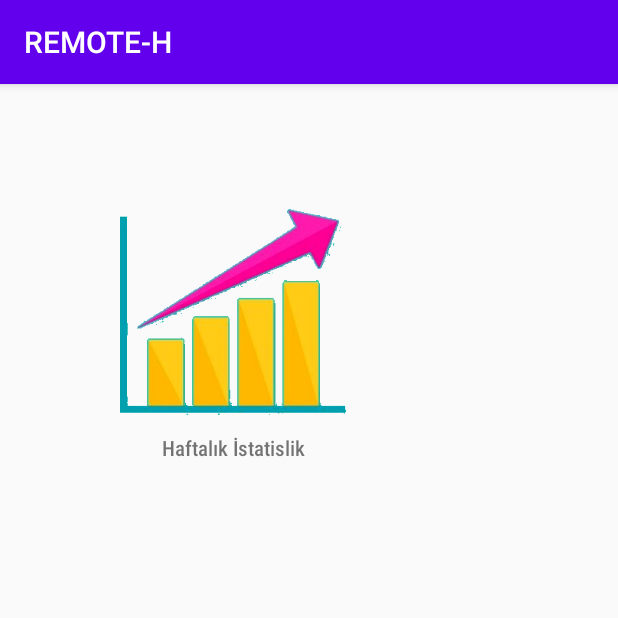
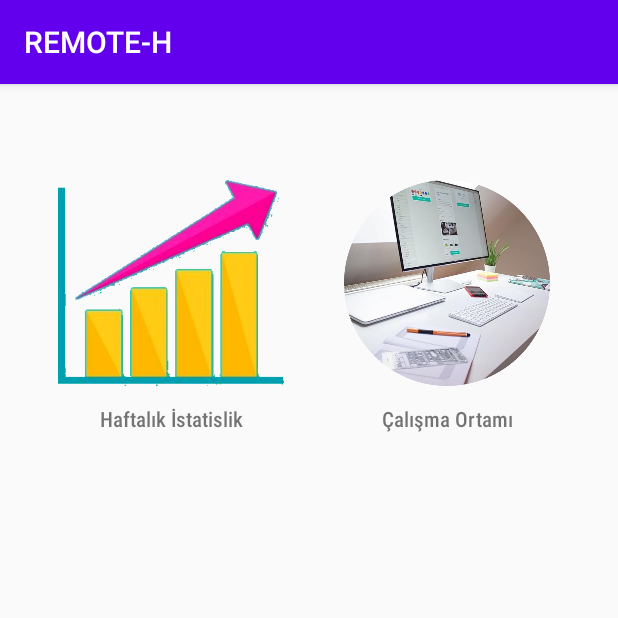
Before and after one commit to bkorumaz/remote-h, an Android app: the screen it shows after launch once a user with an empty profile is signed in (MainActivity), on a phone screen of 412 x 824 dp, the top half of it. Run offline under Robolectric (Android 15) with nearby library versions, the phone set to English and light mode, and no system bars; our stand-ins replace ButterKnife, Firebase (no records; nobody signed in at launch, a user with empty details on screens opened directly).

Commit message:
yeni özl eklendi

```diff
--- a/app/build.gradle
+++ b/app/build.gradle
@@ -3,7 +3,10 @@ apply plugin: 'com.android.application'
 android {
     compileSdkVersion 29
     buildToolsVersion "29.0.2"
-
+    compileOptions {
+        sourceCompatibility JavaVersion.VERSION_1_8
+        targetCompatibility JavaVersion.VERSION_1_8
+    }
     defaultConfig {
         applicationId "com.tigers.remote_h"
         minSdkVersion 24
--- a/app/src/main/AndroidManifest.xml
+++ b/app/src/main/AndroidManifest.xml
@@ -10,7 +10,8 @@
         android:roundIcon="@mipmap/ic_launcher_round"
         android:supportsRtl="true"
         android:theme="@style/AppTheme">
-        <activity android:name=".Statistics"></activity>
+        <activity android:name=".Environment"></activity>
+        <activity android:name=".Statistics" />
         <activity android:name=".LoginActivity">
             <intent-filter>
                 <action android:name="android.intent.action.MAIN" />
--- a/app/src/main/java/com/tigers/remote_h/MainActivity.java
+++ b/app/src/main/java/com/tigers/remote_h/MainActivity.java
@@ -6,6 +6,7 @@ import android.content.Intent;
 import android.media.RingtoneManager;
 import android.net.Uri;
 import android.os.Bundle;
+import android.os.CountDownTimer;
 import android.view.View;
 import android.widget.Button;
 import android.widget.LinearLayout;
@@ -18,19 +19,38 @@ import androidx.core.app.NotificationManagerCompat;
 public class MainActivity extends AppCompatActivity {
     Button notifation_1;
     Button notifation_2;
+    private  long timeLeftINMiliSeconds=1000;
     private NotificationManagerCompat notificationManager;
 
     @Override
     protected void onCreate(Bundle savedInstanceState) {
         super.onCreate(savedInstanceState);
-        //setContentView(R.layout.activity_main);
+
         notificationManager = NotificationManagerCompat.from(this);
         setContentView(R.layout.activity_main);
+
         notifation_1=(Button)findViewById(R.id.button1);
         notifation_2=(Button)findViewById(R.id.button2);
         set_on_click_buttons();
+
     }
+    /*
+    void notification_timer(int second){
 
+          new CountDownTimer(second*1000,1000) {
+            @Override
+            public void onTick(long l) {
+                Toast.makeText(getApplicationContext(),Long.toString(l/1000),Toast.LENGTH_SHORT).show();
+            }
+
+            @Override
+            public void onFinish() {
+                Toast.makeText(MainActivity.this,"Test",Toast.LENGTH_LONG).show();
+                sendOnChannel1();
+            }
+        }.start();
+
+    }*/
     //set on click
     void set_on_click_buttons(){
       /*  notifation_1.setOnClickListener(new View.OnClickListener(){
@@ -55,11 +75,23 @@ public class MainActivity extends AppCompatActivity {
         layout.setOnClickListener(new View.OnClickListener() {
             @Override
             public void onClick(View view) {
-                Intent intent = new Intent(MainActivity.this,Statistics.class);
-                startActivity(intent);
+               Intent intent = new Intent(MainActivity.this,Statistics.class);
+             startActivity(intent);
+               // notification_timer(10);
+
 
             }
         });
+        LinearLayout environment_layout = (LinearLayout)findViewById(R.id.environment);
+        environment_layout.setClickable(true);
+        environment_layout.setOnClickListener(new View.OnClickListener() {
+            @Override
+            public void onClick(View view) {
+                Intent intent = new Intent(MainActivity.this,Environment.class);
+                startActivity(intent);
+            }
+        });
+
     }
     public  void  sendOnChannel1()
     {
@@ -67,29 +99,28 @@ public class MainActivity extends AppCompatActivity {
         String message="Testttttttt";
         Uri alarmSound = RingtoneManager.getDefaultUri(RingtoneManager.TYPE_NOTIFICATION);
         Notification notification=new NotificationCompat.Builder(this,Notifications.CHANNEL_1_ID)
+                .setSound(alarmSound)
                 .setSmallIcon(R.drawable.ic_one)
                 .setContentTitle(title)
                 .setContentText(message)
                 .setPriority(NotificationCompat.PRIORITY_HIGH)
                 .setCategory(NotificationCompat.CATEGORY_MESSAGE)
-                .setSound(alarmSound)
                 .build();
         notificationManager.notify(1,notification);
     }
-    public  void  sendOnChannel2()
-    {
-        String title="test2";
-        String message="Testttttttt2222";
-        long[] vibrate = { 50, 100, 200, 300 };
+    public  void  sendOnChannel2() {
+        String title = "test2";
+        String message = "Testttttttt2222";
+        long[] vibrate = {50, 100, 200, 300};
 
-        Notification notification=new NotificationCompat.Builder(this,Notifications.CHANNEL_2_ID)
+        Notification notification = new NotificationCompat.Builder(this, Notifications.CHANNEL_2_ID)
                 .setSmallIcon(R.drawable.ic_two)
                 .setContentTitle(title)
                 .setContentText(message)
                 .setPriority(NotificationCompat.PRIORITY_HIGH)
                 .setVibrate(vibrate)
                 .build();
-        notificationManager.notify(2,notification);
+        notificationManager.notify(2, notification);
         setContentView(R.layout.activity_main);
     }
 }
--- a/app/src/main/res/layout/activity_main.xml
+++ b/app/src/main/res/layout/activity_main.xml
@@ -10,13 +10,10 @@
         android:id="@+id/statistics"
         android:layout_width="180dp"
         android:layout_height="180dp"
-        android:layout_marginStart="100dp"
-        android:layout_marginTop="100dp"
-        android:layout_marginEnd="201dp"
-        android:layout_marginBottom="521dp"
+        android:layout_marginStart="20dp"
+        android:layout_marginTop="64dp"
         android:orientation="vertical"
-        app:layout_constraintBottom_toBottomOf="parent"
-        app:layout_constraintEnd_toEndOf="parent"
+        app:layout_constraintEnd_toStartOf="@+id/environment"
         app:layout_constraintStart_toStartOf="parent"
         app:layout_constraintTop_toTopOf="parent">
 
@@ -37,4 +34,30 @@
 
     </LinearLayout>
 
+    <LinearLayout
+        android:id="@+id/environment"
+        android:layout_width="180dp"
+        android:layout_height="180dp"
+        android:layout_marginEnd="20dp"
+        android:orientation="vertical"
+        app:layout_constraintBottom_toBottomOf="@+id/statistics"
+        app:layout_constraintEnd_toEndOf="parent"
+        app:layout_constraintStart_toEndOf="@+id/statistics"
+        app:layout_constraintTop_toTopOf="@+id/statistics">
+
+        <ImageView
+            android:layout_width="180dp"
+            android:layout_height="137dp"
+            app:srcCompat="@mipmap/environment" />
+
+        <TextView
+            android:layout_width="180dp"
+            android:layout_height="wrap_content"
+            android:layout_marginTop="12dp"
+            android:fontFamily="sans-serif-condensed-medium"
+            android:gravity="center"
+            android:text="Çalışma Ortamı" />
+
+    </LinearLayout>
+
 </androidx.constraintlayout.widget.ConstraintLayout>
```
Also changed, not shown: app/src/main/java/com/tigers/remote_h/Environment.java (added, +17 -0 lines), app/src/main/res/layout/activity_environment.xml (added, +89 -0 lines), app/src/main/res/mipmap-mdpi/did_you_know.png (added), app/src/main/res/mipmap-mdpi/environment.png (added), app/src/main/res/mipmap-mdpi/help_setup_env.png (added), 1 other file.
